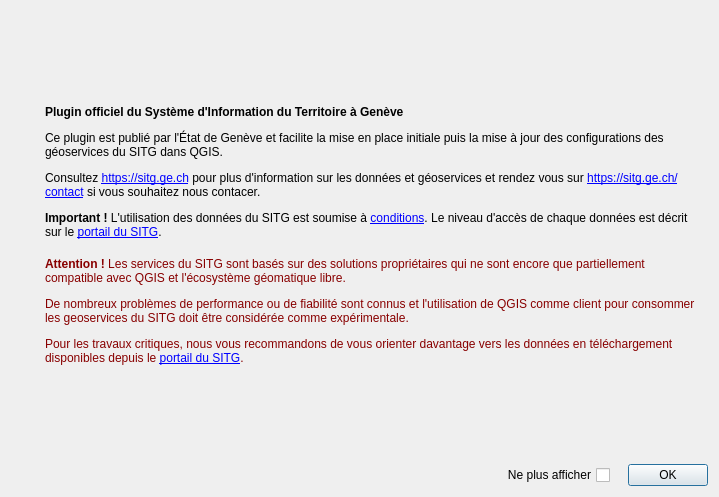
Before: the Qt Designer form qsitg/qsitg_dialog_base.ui in republique-et-canton-de-geneve/sitg-qgis-plugin, drawn with Qt 5.
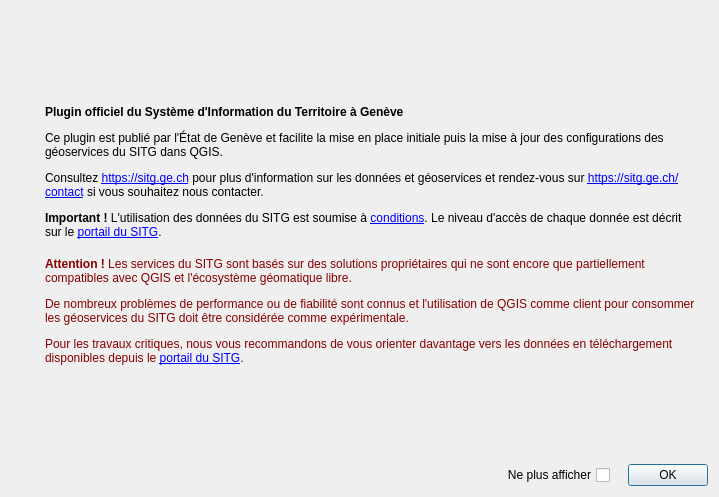
After: the same form once the commit is applied. Icons and pictures are not drawn.

```diff
--- a/qsitg/qsitg_dialog_base.ui
+++ b/qsitg/qsitg_dialog_base.ui
@@ -55,7 +55,7 @@
       <item>
        <widget class="QLabel" name="label">
         <property name="text">
-         <string>&lt;html&gt;&lt;head/&gt;&lt;body&gt;&lt;p&gt;&lt;span style=&quot; font-weight:600;&quot;&gt;Plugin officiel du Système d'Information du Territoire à Genève &lt;/span&gt;&lt;/p&gt;&lt;p&gt;Ce plugin est publié par l'État de Genève et facilite la mise en place initiale puis la mise à jour des configurations des géoservices du SITG dans QGIS.&lt;/p&gt;&lt;p&gt;Consultez &lt;a href=&quot;https://sitg.ge.ch&quot;&gt;&lt;span style=&quot; text-decoration: underline; color:#0000ff;&quot;&gt;https://sitg.ge.ch&lt;/span&gt;&lt;/a&gt; pour plus d'information sur les données et géoservices et rendez vous sur &lt;a href=&quot;https://sitg.ge.ch/contact&quot;&gt;&lt;span style=&quot; text-decoration: underline; color:#0000ff;&quot;&gt;https://sitg.ge.ch/contact&lt;/span&gt;&lt;/a&gt; si vous souhaitez nous contacer.&lt;/p&gt;&lt;p&gt;&lt;span style=&quot; font-weight:600;&quot;&gt;Important !&lt;/span&gt; L'utilisation des données du SITG est soumise à &lt;a href=&quot;https://sitg.ge.ch/ressources/conditions-utilisation-donnees&quot;&gt;&lt;span style=&quot; text-decoration: underline; color:#0000ff;&quot;&gt;conditions&lt;/span&gt;&lt;/a&gt;. Le niveau d'accès de chaque données est décrit sur le &lt;a href=&quot;https://sitg.ge.ch&quot;&gt;&lt;span style=&quot; text-decoration: underline; color:#0000ff;&quot;&gt;portail du SITG&lt;/span&gt;&lt;/a&gt;.&lt;/p&gt;&lt;/body&gt;&lt;/html&gt;</string>
+         <string>&lt;html&gt;&lt;head/&gt;&lt;body&gt;&lt;p&gt;&lt;span style=&quot; font-weight:600;&quot;&gt;Plugin officiel du Système d'Information du Territoire à Genève &lt;/span&gt;&lt;/p&gt;&lt;p&gt;Ce plugin est publié par l'État de Genève et facilite la mise en place initiale puis la mise à jour des configurations des géoservices du SITG dans QGIS.&lt;/p&gt;&lt;p&gt;Consultez &lt;a href=&quot;https://sitg.ge.ch&quot;&gt;&lt;span style=&quot; text-decoration: underline; color:#0000ff;&quot;&gt;https://sitg.ge.ch&lt;/span&gt;&lt;/a&gt; pour plus d'information sur les données et géoservices et rendez-vous sur &lt;a href=&quot;https://sitg.ge.ch/contact&quot;&gt;&lt;span style=&quot; text-decoration: underline; color:#0000ff;&quot;&gt;https://sitg.ge.ch/contact&lt;/span&gt;&lt;/a&gt; si vous souhaitez nous contacter.&lt;/p&gt;&lt;p&gt;&lt;span style=&quot; font-weight:600;&quot;&gt;Important !&lt;/span&gt; L'utilisation des données du SITG est soumise à &lt;a href=&quot;https://sitg.ge.ch/ressources/conditions-utilisation-donnees&quot;&gt;&lt;span style=&quot; text-decoration: underline; color:#0000ff;&quot;&gt;conditions&lt;/span&gt;&lt;/a&gt;. Le niveau d'accès de chaque donnée est décrit sur le &lt;a href=&quot;https://sitg.ge.ch&quot;&gt;&lt;span style=&quot; text-decoration: underline; color:#0000ff;&quot;&gt;portail du SITG&lt;/span&gt;&lt;/a&gt;.&lt;/p&gt;&lt;/body&gt;&lt;/html&gt;</string>
         </property>
         <property name="textFormat">
          <enum>Qt::RichText</enum>
@@ -71,7 +71,7 @@
       <item>
        <widget class="QLabel" name="label_3">
         <property name="text">
-         <string>&lt;html&gt;&lt;head/&gt;&lt;body&gt;&lt;p&gt;&lt;span style=&quot; font-weight:600; color:#880000;&quot;&gt;Attention ! &lt;/span&gt;&lt;span style=&quot; color:#880000;&quot;&gt;Les services du SITG sont basés sur des solutions propriétaires qui ne sont encore que partiellement compatible avec QGIS et l'écosystème géomatique libre.&lt;/span&gt;&lt;/p&gt;&lt;p&gt;&lt;span style=&quot; color:#880000;&quot;&gt;De nombreux problèmes de performance ou de fiabilité sont connus et l'utilisation de QGIS comme client pour consommer les geoservices du SITG doit être considérée comme expérimentale.&lt;/span&gt;&lt;/p&gt;&lt;p&gt;&lt;span style=&quot; color:#880000;&quot;&gt;Pour les travaux critiques, nous vous recommandons de vous orienter davantage vers les données en téléchargement disponibles depuis le &lt;/span&gt;&lt;a href=&quot;https://sitg.ge.ch/search?category=data&quot;&gt;&lt;span style=&quot; text-decoration: underline; color:#0000ff;&quot;&gt;portail du SITG&lt;/span&gt;&lt;/a&gt;&lt;span style=&quot; color:#880000;&quot;&gt;.&lt;/span&gt;&lt;/p&gt;&lt;/body&gt;&lt;/html&gt;</string>
+         <string>&lt;html&gt;&lt;head/&gt;&lt;body&gt;&lt;p&gt;&lt;span style=&quot; font-weight:600; color:#880000;&quot;&gt;Attention ! &lt;/span&gt;&lt;span style=&quot; color:#880000;&quot;&gt;Les services du SITG sont basés sur des solutions propriétaires qui ne sont encore que partiellement compatibles avec QGIS et l'écosystème géomatique libre.&lt;/span&gt;&lt;/p&gt;&lt;p&gt;&lt;span style=&quot; color:#880000;&quot;&gt;De nombreux problèmes de performance ou de fiabilité sont connus et l'utilisation de QGIS comme client pour consommer les géoservices du SITG doit être considérée comme expérimentale.&lt;/span&gt;&lt;/p&gt;&lt;p&gt;&lt;span style=&quot; color:#880000;&quot;&gt;Pour les travaux critiques, nous vous recommandons de vous orienter davantage vers les données en téléchargement disponibles depuis le &lt;/span&gt;&lt;a href=&quot;https://sitg.ge.ch/search?category=data&quot;&gt;&lt;span style=&quot; text-decoration: underline; color:#0000ff;&quot;&gt;portail du SITG&lt;/span&gt;&lt;/a&gt;&lt;span style=&quot; color:#880000;&quot;&gt;.&lt;/span&gt;&lt;/p&gt;&lt;/body&gt;&lt;/html&gt;</string>
         </property>
         <property name="wordWrap">
          <bool>true</bool>
```
Left out of the diff: 2 changed lines with no effect on the pictures.
